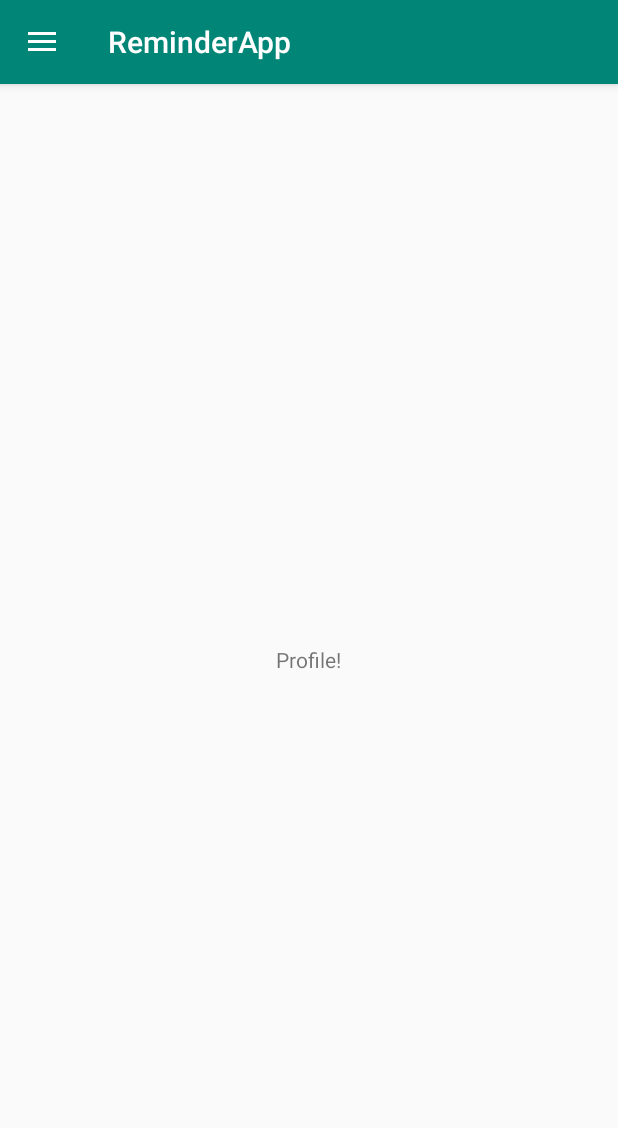
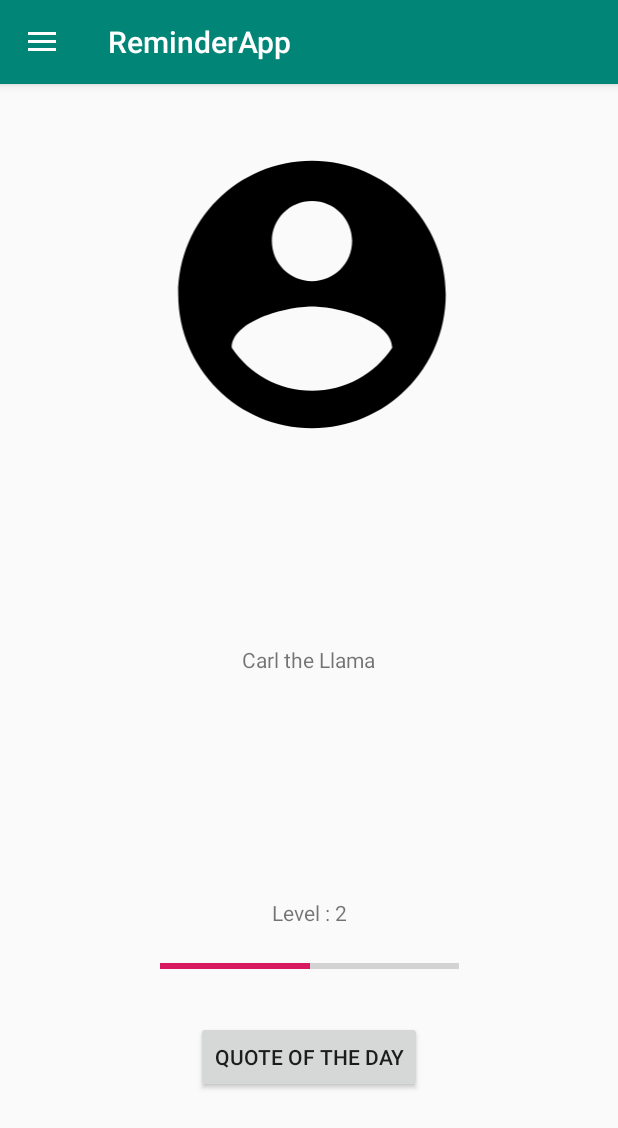
Before and after one commit to tyfarris16/CSC-436, an Android app: the screen it shows after launch (MainActivity), after a tap on "Profile", on a phone screen of 412 x 824 dp. Shown: the top 1128 px of the screen. Run offline under Robolectric (Android 15) with nearby library versions, the phone set to English and light mode, and no system bars; 1 other tap on this screen came first.

Commit message:
Working Text to Speech

```diff
--- a/ReminderApp/app/src/main/java/com/example/tyfarris/reminderapp/ProfileFragment.kt
+++ b/ReminderApp/app/src/main/java/com/example/tyfarris/reminderapp/ProfileFragment.kt
@@ -1,14 +1,35 @@
 package com.example.tyfarris.reminderapp
 
 import android.os.Bundle
+import android.speech.tts.TextToSpeech
 import android.support.v4.app.Fragment
 import android.view.LayoutInflater
 import android.view.View
 import android.view.ViewGroup
+import android.widget.Button
+import android.widget.ProgressBar
+import java.util.*
 
 class ProfileFragment : Fragment(){
 
+    var tts:TextToSpeech? = null
+
     override fun onCreateView(inflater: LayoutInflater, container: ViewGroup?, savedInstanceState: Bundle?): View? {
-        return inflater.inflate(R.layout.fragment_profile, container, false)
+        val view = inflater.inflate(R.layout.fragment_profile, container, false)
+        val progressLevel = view.findViewById<ProgressBar>(R.id.progressBar)
+        val quoteOfDayBtn = view.findViewById<Button>(R.id.quoteButton)
+
+        progressLevel.progress = 50
+
+        tts = TextToSpeech(activity?.applicationContext, TextToSpeech.OnInitListener { status ->
+            if (status != TextToSpeech.ERROR) {
+                tts!!.setLanguage(Locale.UK)
+            }
+        })
+
+        quoteOfDayBtn!!.setOnClickListener{
+            tts!!.speak("Just Keep Swimming", TextToSpeech.QUEUE_FLUSH, null, null)
+        }
+        return view
     }
 }
--- a/ReminderApp/app/src/main/res/layout/fragment_profile.xml
+++ b/ReminderApp/app/src/main/res/layout/fragment_profile.xml
@@ -1,5 +1,6 @@
 <?xml version="1.0" encoding="utf-8"?>
 <RelativeLayout xmlns:android="http://schemas.android.com/apk/res/android"
+    xmlns:app="http://schemas.android.com/apk/res-auto"
     android:layout_width="match_parent"
     android:layout_height="match_parent">
 
@@ -8,5 +9,45 @@
         android:layout_width="wrap_content"
         android:layout_height="wrap_content"
         android:layout_centerInParent="true"
-        android:text="Profile!" />
+        android:text="Carl the Llama" />
+
+    <ImageView
+        android:id="@+id/imageView2"
+        android:layout_width="220dp"
+        android:layout_height="214dp"
+        android:layout_alignStart="@+id/textView3"
+        android:layout_alignParentTop="true"
+        android:layout_marginStart="-63dp"
+        android:layout_marginTop="33dp"
+        app:srcCompat="@drawable/ic_account_circle_black_24dp" />
+
+    <TextView
+        android:id="@+id/textView4"
+        android:layout_width="wrap_content"
+        android:layout_height="wrap_content"
+        android:layout_alignStart="@+id/textView3"
+        android:layout_alignParentBottom="true"
+        android:layout_marginStart="20dp"
+        android:layout_marginBottom="206dp"
+        android:text="Level : 2" />
+
+    <ProgressBar
+        android:id="@+id/progressBar"
+        style="?android:attr/progressBarStyleHorizontal"
+        android:layout_width="199dp"
+        android:layout_height="wrap_content"
+        android:layout_alignTop="@+id/textView4"
+        android:layout_alignEnd="@+id/textView3"
+        android:layout_marginTop="37dp"
+        android:layout_marginEnd="-56dp" />
+
+    <Button
+        android:id="@+id/quoteButton"
+        android:layout_width="wrap_content"
+        android:layout_height="wrap_content"
+        android:layout_alignParentBottom="true"
+        android:layout_centerHorizontal="true"
+        android:layout_marginBottom="95dp"
+        android:text="Quote of the day" />
+
 </RelativeLayout>
--- a/ReminderApp/app/src/main/res/layout/fragment_reminders.xml
+++ b/ReminderApp/app/src/main/res/layout/fragment_reminders.xml
@@ -1,14 +1,9 @@
 <?xml version="1.0" encoding="utf-8"?>
-<RelativeLayout xmlns:android="http://schemas.android.com/apk/res/android"
+<LinearLayout xmlns:android="http://schemas.android.com/apk/res/android"
     xmlns:app="http://schemas.android.com/apk/res-auto"
     xmlns:tools="http://schemas.android.com/tools"
     android:layout_width="match_parent"
-    android:layout_height="match_parent">
+    android:layout_height="match_parent"
+    android:orientation="vertical">
 
-    <TextView
-        android:id="@+id/textView2"
-        android:layout_width="wrap_content"
-        android:layout_height="wrap_content"
-        android:layout_centerInParent="true"
-        android:text="Reminders! :DD" />
-</RelativeLayout>
+</LinearLayout>
```
Also changed, not shown: ReminderApp/app/src/main/AndroidManifest.xml (+0 -24 lines), 4 other files.
